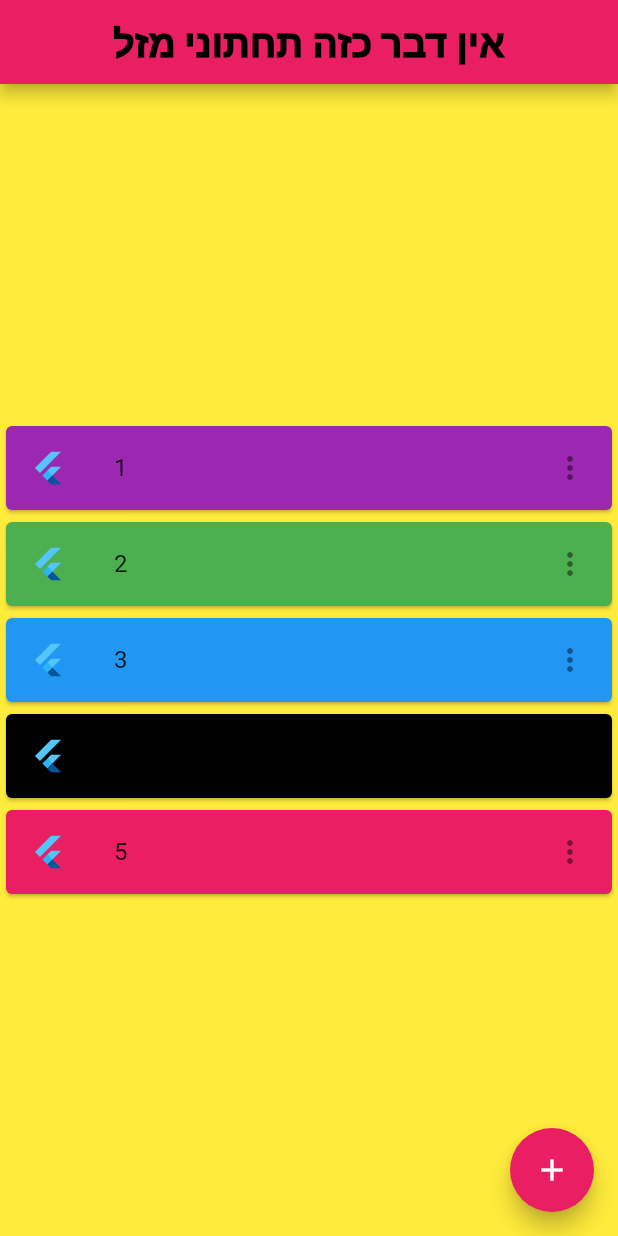
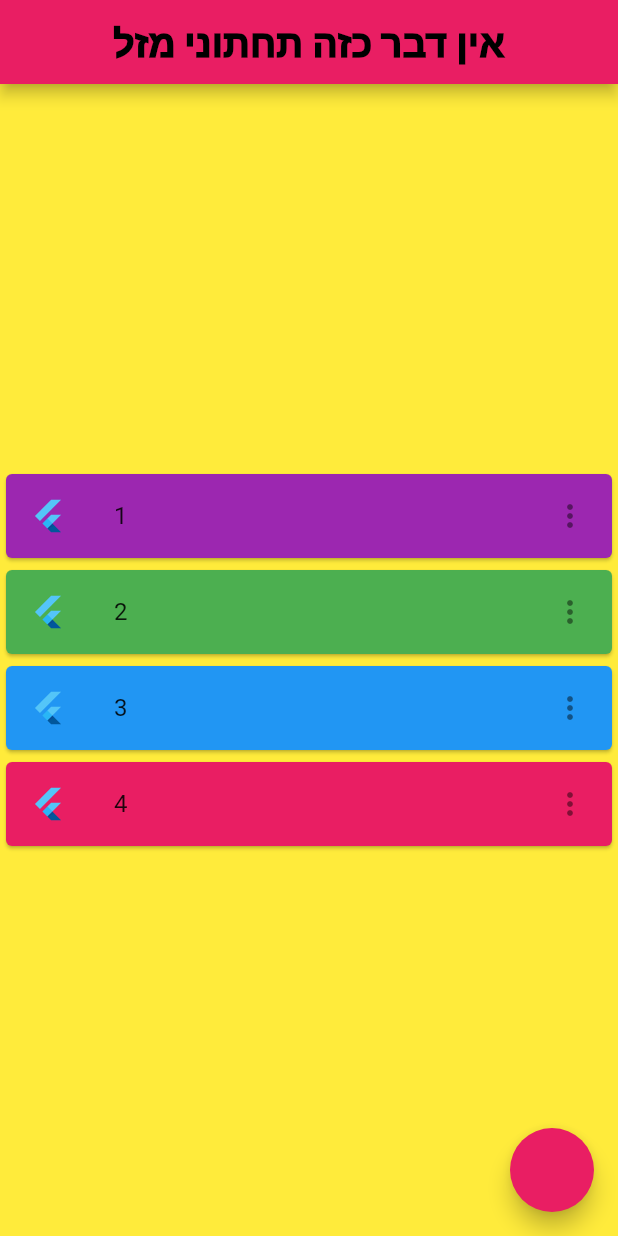
Before and after one commit to idan054/giladapp, a Flutter app: the screen it shows after launch, on a phone screen of 412 x 824 dp. Run offline on Flutter 3.47's test engine with Material 2 defaults, Android fonts, the phone set to English and light mode, and no system bars.

Commit message:
V2 משתנים, שערים , פעולות + HomePage.dart : Line 46 - Value chnaged based if, int, void

```diff
--- /dev/null
+++ b/lib/HomePage.dart
@@ -0,0 +1,64 @@
+import 'package:flutter/material.dart';
+import 'my_widgets.dart';
+
+class MyHomePage extends StatefulWidget {
+  final String title;
+
+  const MyHomePage({Key? key, required this.title}) : super(key: key);
+
+  @override
+  State<MyHomePage> createState() => _MyHomePageState();
+}
+
+class _MyHomePageState extends State<MyHomePage> {
+  bool isClicked = false;
+  double py = 3.14;
+  int clock = 1;
+  String cardName = 'Bob';
+
+  void myAdd() {
+    setState(() {
+      clock++;
+    });
+  }
+
+  @override
+  Widget build(BuildContext context) {
+    return Scaffold(
+      backgroundColor: Colors.yellow,
+      appBar: AppBar(
+        title: const Align(
+          alignment: Alignment.center,
+          child: Text("אין דבר כזה תחתוני מזל",
+              textDirection: TextDirection.ltr,
+              style: TextStyle(
+                  fontSize: 25,
+                  fontWeight: FontWeight.w900,
+                  color: Colors.black)),
+        ),
+      ),
+      // e: Drawer()
+      body: Center(
+        child: Column(
+          mainAxisAlignment: MainAxisAlignment.center,
+          children: <Widget>[
+            myCard(
+                cardColor: clock < 10 ? Colors.purple : Colors.amber,
+                koteret: clock < 10 ? '$clock' : 'More than 10: $clock'),
+            clock < 10 ? myCard(cardColor: Colors.green, koteret: '2')
+            : myCard(cardColor: Colors.yellow, koteret: '2'),
+            myCard(cardColor: Colors.blue, koteret: '3'),
+            myCard(cardColor: Colors.pink, koteret: '4'),
+          ],
+        ),
+      ),
+      floatingActionButton: FloatingActionButton(
+        onPressed: () {
+          myAdd();
+
+          print(clock);
+        },
+      ), // This trailing comma makes auto-formatting nicer for build methods.
+    );
+  }
+}
--- a/lib/main.dart
+++ b/lib/main.dart
@@ -1,5 +1,7 @@
 import 'package:flutter/material.dart';
 import 'package:giladapp/my_widgets.dart';
+
+import 'HomePage.dart';
 
 void main() {
   runApp(const MyApp());
@@ -20,59 +22,3 @@ class MyApp extends StatelessWidget {
     );
   }
 }
-
-class MyHomePage extends StatefulWidget {
-  const MyHomePage({Key? key, required this.title}) : super(key: key);
-
-  final String title;
-
-  @override
-  State<MyHomePage> createState() => _MyHomePageState();
-}
-
-class _MyHomePageState extends State<MyHomePage> {
-  int _counter = 0;
-
-  @override
-  Widget build(BuildContext context) {
-    return Scaffold(
-      backgroundColor: Colors.yellow,
-      appBar: AppBar(
-          title: const Align(
-            alignment: Alignment.center,
-            child: Text("אין דבר כזה תחתוני מזל",
-                textDirection: TextDirection.ltr,
-                style: TextStyle(
-                  fontSize: 25,
-                  fontWeight: FontWeight.w900,
-                  color: Colors.black
-                )),
-          ),
-
-      ),
-      // e: Drawer()
-      body: Center(
-        child: Column(
-          mainAxisAlignment: MainAxisAlignment.center,
-          children:  <Widget>[
-            myCard(cardColor: Colors.purple, koteret: '1'),
-            myCard(cardColor: Colors.green, koteret: '2'),
-            myCard(cardColor: Colors.blue, koteret: '3'),
-            myCard(cardColor: Colors.black, koteret: '4'),
-            myCard(cardColor: Colors.pink, koteret: '5'),
-          ],
-
-        ),
-      ),
-      floatingActionButton: FloatingActionButton(
-        onPressed: () {
-          setState(() {
-            _counter++;
-          });
-        },
-        tooltip: 'Increment',
-        child: const Icon(Icons.add),
-      ), // This trailing comma makes auto-formatting nicer for build methods.
-    );
-  }
-}
```
